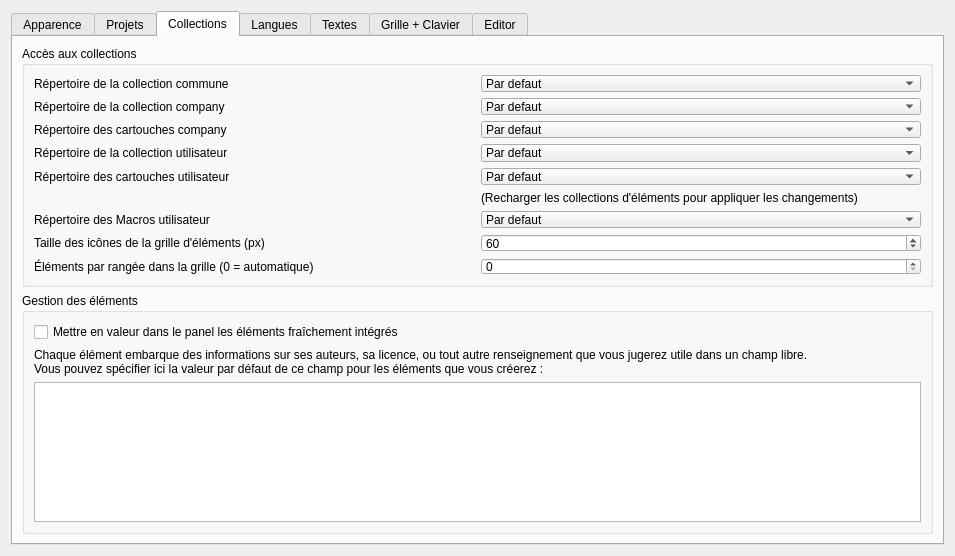
Above: sources/ui/configpage/generalconfigurationpage.ui from jolinjo/QET before the change. Below: the same form after it.
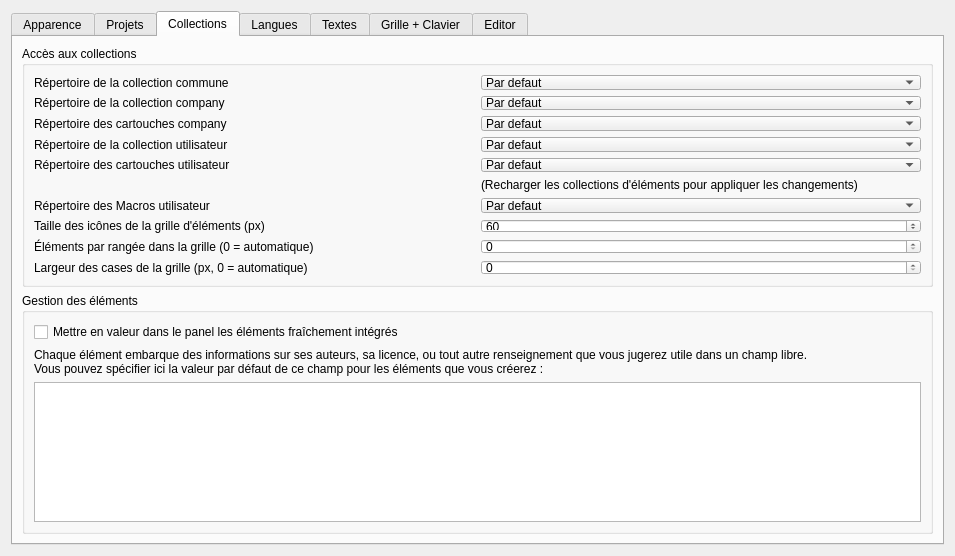
That is the form after the change.

The edit to the form file:
```diff
--- a/sources/ui/configpage/generalconfigurationpage.ui
+++ b/sources/ui/configpage/generalconfigurationpage.ui
@@ -410,6 +410,26 @@
             </property>
            </widget>
           </item>
+          <item row="10" column="0">
+           <widget class="QLabel" name="label_grid_cell_width">
+            <property name="text">
+             <string>Largeur des cases de la grille (px, 0 = automatique)</string>
+            </property>
+           </widget>
+          </item>
+          <item row="10" column="1">
+           <widget class="QSpinBox" name="m_grid_cell_width_sb">
+            <property name="minimum">
+             <number>0</number>
+            </property>
+            <property name="maximum">
+             <number>600</number>
+            </property>
+            <property name="value">
+             <number>0</number>
+            </property>
+           </widget>
+          </item>
          </layout>
         </widget>
        </item>
```
